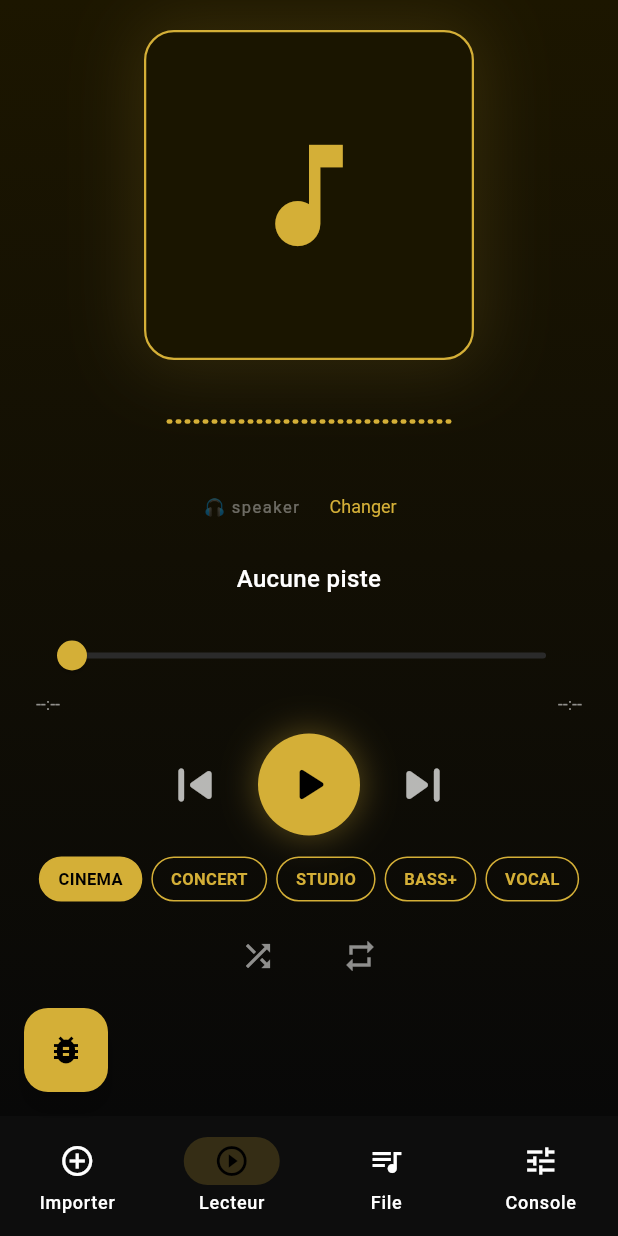
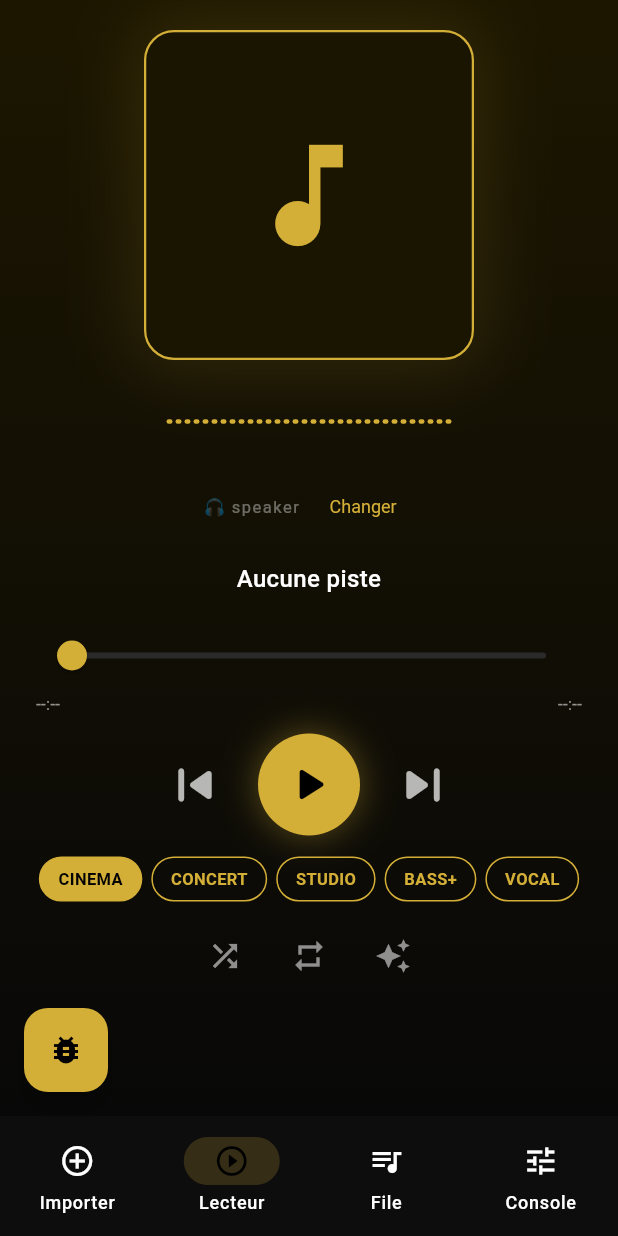
Before and after one commit to her0-00/app_audio_improve, a Flutter app: the screen it shows after launch, item 2 of the bottom bar chosen, on a phone screen of 412 x 824 dp. Run offline on Flutter 3.47's test engine with Material 3 defaults, Android fonts, the phone set to English and light mode, and no system bars; our stand-ins replace file_picker, shared_preferences.

Commit message:
FEAT: Add crossfade transitions between tracks with UI toggle

```diff
--- a/lib/main.dart
+++ b/lib/main.dart
@@ -72,6 +72,7 @@ class AudioState extends ChangeNotifier {
   String selectedOutput = 'default';
   List<Map<String, String>> availableOutputs = [];
   List<double> spectrumData = List.filled(32, 0.0);
+  bool crossfadeEnabled = false;
 
   // Messages d'état affichés à l'utilisateur (Import / Erreurs)
   String importStatus = '';
@@ -738,6 +739,21 @@ class AudioState extends ChangeNotifier {
       AppLogger.log('✅ Device profile bound: $deviceName -> $profile');
     } catch (e, stack) {
       AppLogger.log('❌ bindDeviceProfile error: $e');
+      AppLogger.log(stack.toString());
+    }
+  }
+
+  Future<void> setCrossfade(bool enabled) async {
+    try {
+      crossfadeEnabled = enabled;
+      await _ch.invokeMethod('setCrossfade', {
+        'enabled': enabled,
+        'duration': 2.0,
+      });
+      AppLogger.log('✅ Crossfade ${enabled ? "enabled" : "disabled"}');
+      notifyListeners();
+    } catch (e, stack) {
+      AppLogger.log('❌ setCrossfade error: $e');
       AppLogger.log(stack.toString());
     }
   }
@@ -1285,7 +1301,7 @@ class PlayerScreen extends StatelessWidget {
                     ),
                   ),
                   const SizedBox(height: 12),
-                  // Shuffle + Repeat
+                  // Shuffle + Repeat + Crossfade
                   Row(
                     mainAxisAlignment: MainAxisAlignment.center,
                     children: [
@@ -1298,7 +1314,7 @@ class PlayerScreen extends StatelessWidget {
                             ? () => _audio.setShuffle(!_audio.shuffleEnabled)
                             : null,
                       ),
-                      const SizedBox(width: 20),
+                      const SizedBox(width: 8),
                       IconButton(
                         icon: Icon(
                           _audio.repeatMode == 2 ? Icons.repeat_one : Icons.repeat,
@@ -1308,8 +1324,27 @@ class PlayerScreen extends StatelessWidget {
                             ? () => _audio.setRepeat((_audio.repeatMode + 1) % 3)
                             : null,
                       ),
+                      const SizedBox(width: 8),
+                      IconButton(
+                        icon: Icon(
+                          Icons.auto_awesome,
+                          color: _audio.crossfadeEnabled ? _gold : Colors.white54,
+                        ),
+                        tooltip: 'Crossfade (transition DJ)',
+                        onPressed: _audio.queue.isNotEmpty
+                            ? () => _audio.setCrossfade(!_audio.crossfadeEnabled)
+                            : null,
+                      ),
                     ],
                   ),
+                  if (_audio.crossfadeEnabled)
+                    const Padding(
+                      padding: EdgeInsets.only(top: 8),
+                      child: Text(
+                        '✨ CROSSFADE ACTIVÉ',
+                        style: TextStyle(color: _gold, fontSize: 10, letterSpacing: 2),
+                      ),
+                    ),
                 ],
               );
             },
```
Also changed, not shown: 1 other file.
